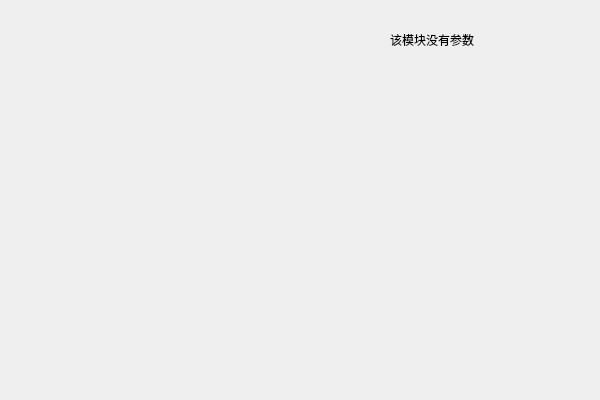
This is Link_tab/dms_tab.ui in HuJingwen1211/MCISP as Qt 5 draws it before an edit. The edited form follows.
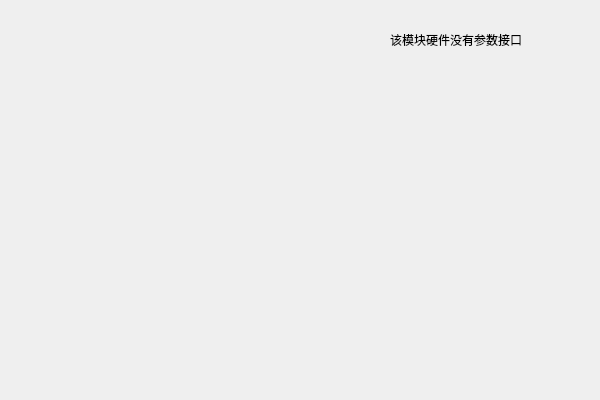
This is the edited form.

```diff
--- a/Link_tab/dms_tab.ui
+++ b/Link_tab/dms_tab.ui
@@ -23,7 +23,7 @@
     </rect>
    </property>
    <property name="text">
-    <string>该模块没有参数</string>
+    <string>该模块硬件没有参数接口</string>
    </property>
   </widget>
  </widget>
```
